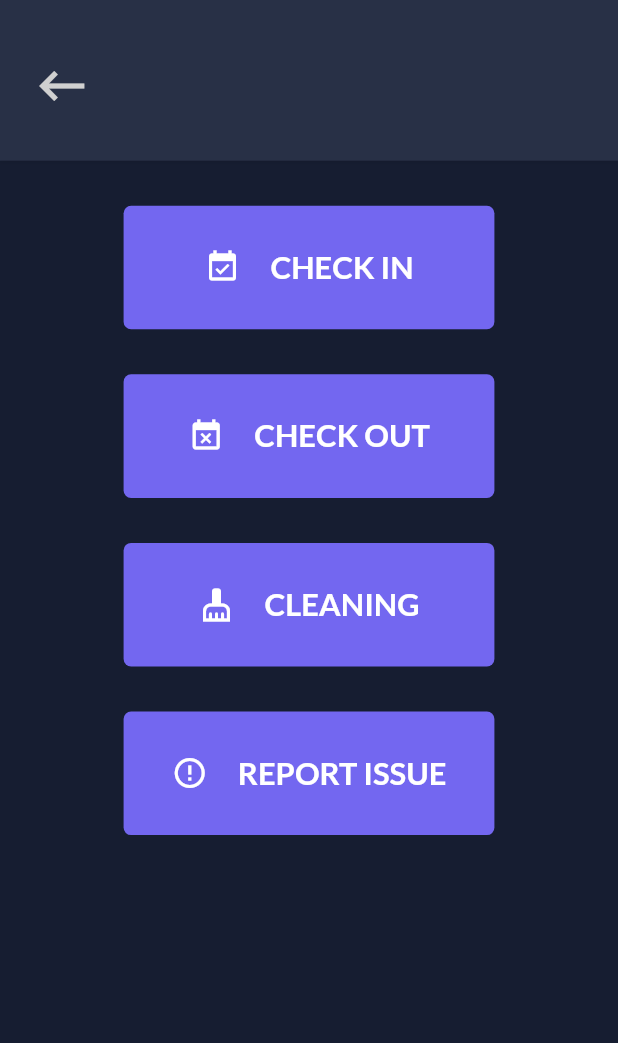
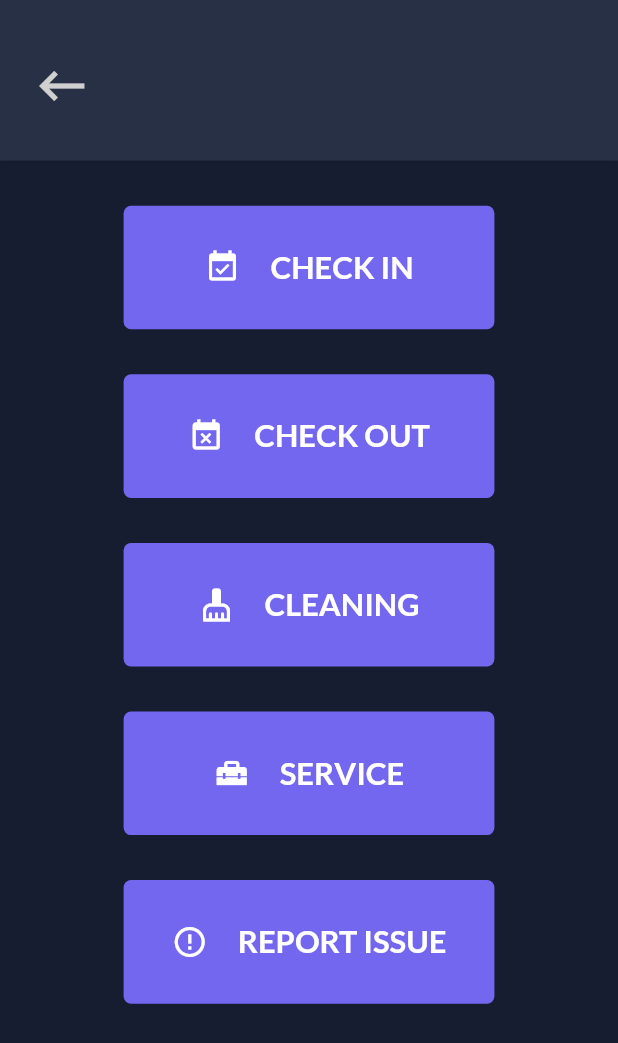
Before and after one commit to vezer1993/boatrack_mobile_app, a Flutter app: the WidgetYacht screen opened directly with empty values, on a phone screen of 412 x 824 dp. Shown: the top 1043 px of the screen. Run offline on Flutter 3.47's test engine with Material 2 defaults, Android fonts, the phone set to English and light mode, and no system bars; drawn by our look-alikes of loader_overlay; our stand-ins replace flutter_spinkit, font_awesome_flutter, image_picker, lottie, shared_preferences; missing offline and left inert: azblob, galleryimage, syncfusion_flutter_xlsio; accounts and stored records are empty.

Commit message:
mobile app 1.1 servicing

```diff
--- a/lib/resources/strings/strings_prefferences.dart
+++ b/lib/resources/strings/strings_prefferences.dart
@@ -4,4 +4,5 @@ class STRINGS_PREFFERENCES {
   static String account = "ACCOUNT_LOCAL_STORAGE_TOKEN";
   static String yachts = "YACHTS_LOCAL_STORAGE_TOKEN";
   static String cleaning = "CLEANING_LOCAL_STORAGE_TOKEN";
+  static String service = "SERVICE_LOCAL_STORAGE_TOKEN";
 }
--- a/lib/widgets/yachts/widget_yacht.dart
+++ b/lib/widgets/yachts/widget_yacht.dart
@@ -3,6 +3,7 @@ import 'package:boatrack_mobile_app/resources/styles/text_styles.dart';
 import 'package:boatrack_mobile_app/widgets/helper/widget_report_issue.dart';
 import 'package:boatrack_mobile_app/widgets/yachts/widget_check_procedure.dart';
 import 'package:boatrack_mobile_app/widgets/yachts/widget_cleaning.dart';
+import 'package:boatrack_mobile_app/widgets/yachts/widget_service.dart';
 import 'package:flutter/material.dart';
 import 'package:flutter_spinkit/flutter_spinkit.dart';
 import 'package:loader_overlay/loader_overlay.dart';
@@ -164,6 +165,32 @@ class _WidgetYachtState extends State<WidgetYacht> {
               child: InkWell(onTap: () {
                 Navigator.push(
                   context,
+                  MaterialPageRoute(builder: (context) => WidgetService(yacht: widget.yacht)),
+                );
+              }, child: Container(
+                  width: width * 0.6,
+                  height: height * 0.1,
+                  decoration: CustomDecorations.buttonBoxDecoration(),
+                  child: Center(
+                      child: Row(
+                        mainAxisAlignment: MainAxisAlignment.center,
+                        children: [
+                          Icon(Icons.home_repair_service),
+                          const SizedBox(width: 20,),
+                          Text(
+                            "SERVICE",
+                            style: CustomTextStyles.buttonText(context),
+                          ),
+                        ],
+                      )
+                  )
+              )),
+            ),
+            Padding(
+              padding: const EdgeInsets.only(top: 15, bottom: 15),
+              child: InkWell(onTap: () {
+                Navigator.push(
+                  context,
                   MaterialPageRoute(
                       builder: (context) => WidgetIssueReport(
                           yachtID: widget.yacht.id!)),
```
Also changed, not shown: lib/widgets/bookings/booking_preparation_widget.dart (+6 -6 lines), lib/widgets/yachts/widget_service.dart (added, +145 -0 lines).
